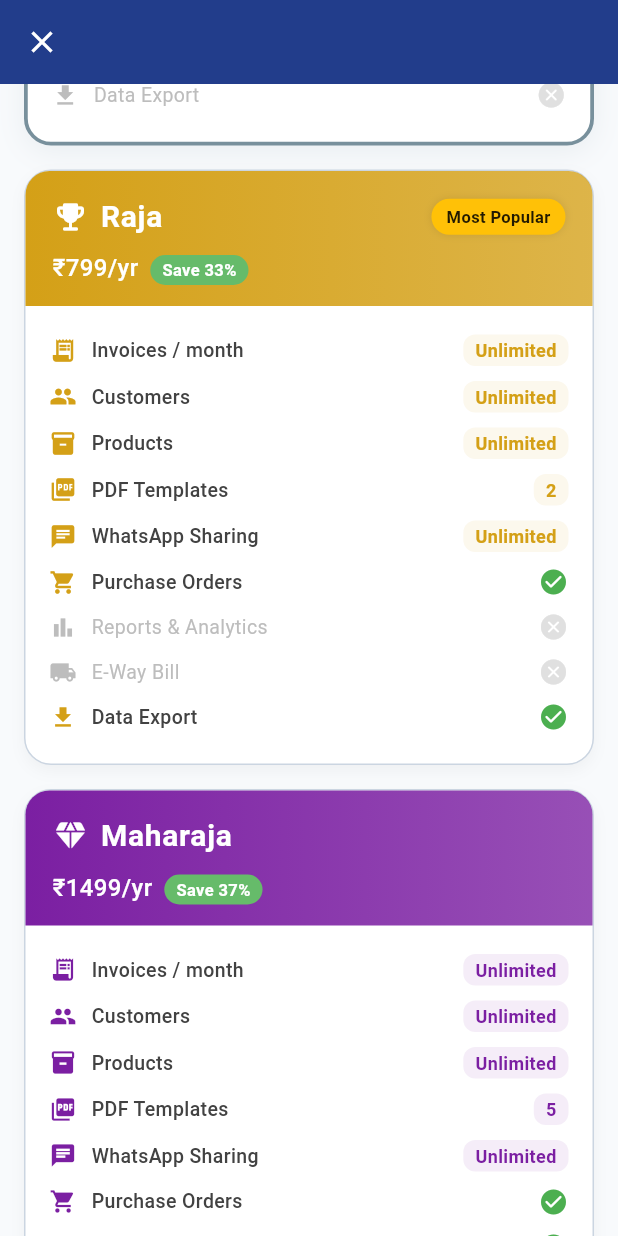
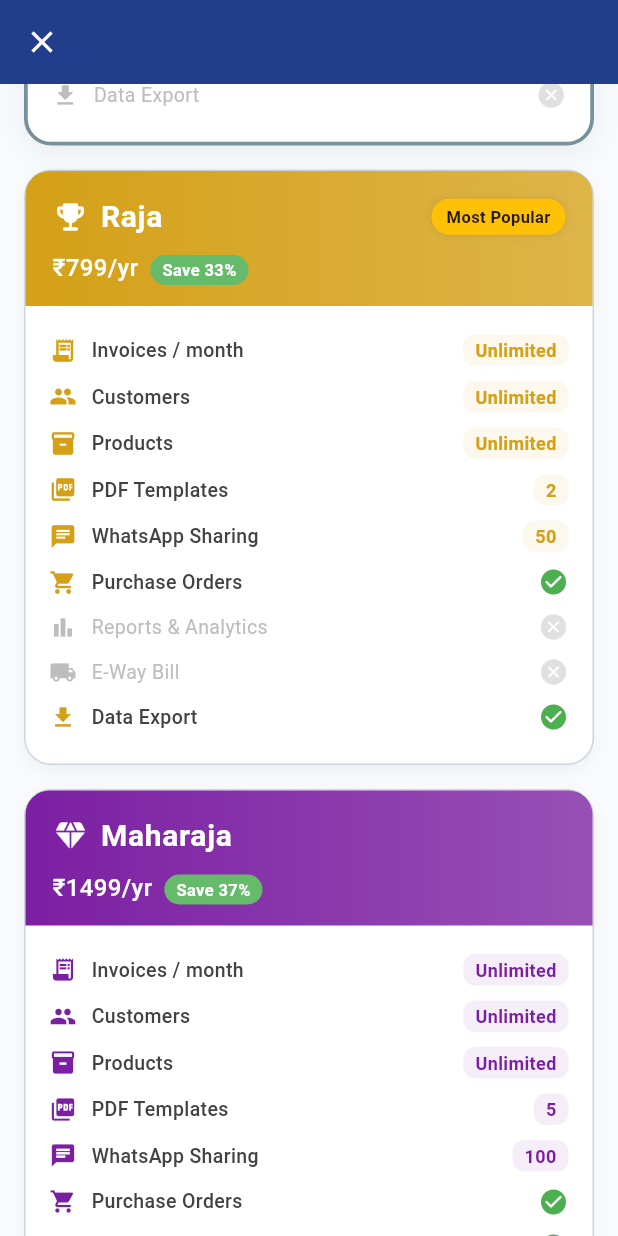
Before and after one commit to luhit123/billsetu, a Flutter app: the UpgradeScreen screen opened directly, scrolled down 576 dp, on a phone screen of 412 x 824 dp. Run offline on Flutter 3.47's test engine with Material 3 defaults, Android fonts, the phone set to English and light mode, and no system bars; our stand-ins replace cloud_firestore, cloud_functions, csv, firebase_auth, firebase_core, firebase_messaging and 7 more; accounts and stored records are empty.

Commit message:
Add King plan and cap WhatsApp shares on Raja/Maharaja
- Raja: WhatsApp capped at 50/month (was unlimited)
- Maharaja: WhatsApp capped at 100/month (was unlimited)
- New King plan (499/mo, 3999/yr): unlimited everything including WhatsApp and all templates
- Upgrade screen: King plan card and CTA added
- PDF templates show Unlimited for King plan
- cheapestPlanFor: unlimited WhatsApp routes to King plan

Co-Authored-By: Claude Sonnet 4.6 <noreply@anthropic.com>

```diff
--- a/lib/screens/upgrade_screen.dart
+++ b/lib/screens/upgrade_screen.dart
@@ -245,6 +245,13 @@ class _UpgradeScreenState extends State<UpgradeScreen>
                     accentColor: _purple,
                     icon: Icons.diamond_rounded,
                     badgeText: null,
+                  ),
+                  const SizedBox(height: 16),
+                  _buildPlanCard(
+                    plan: AppPlan.king,
+                    accentColor: const Color(0xFF0F172A),
+                    icon: Icons.workspace_premium_rounded,
+                    badgeText: 'Everything Unlimited',
                   ),
                   const SizedBox(height: 24),
                   _buildLaunchOfferBanner(),
@@ -637,7 +644,7 @@ class _UpgradeScreenState extends State<UpgradeScreen>
       _FeatureRow(
         icon: Icons.picture_as_pdf,
         label: 'PDF Templates',
-        value: '${limits.maxPdfTemplates}',
+        value: _formatLimit(limits.maxPdfTemplates),
         enabled: true,
       ),
       _FeatureRow(
@@ -804,6 +811,7 @@ class _UpgradeScreenState extends State<UpgradeScreen>
   Widget _buildCtaButtons() {
     final isOnRaja = _currentPlan == AppPlan.raja;
     final isOnMaharaja = _currentPlan == AppPlan.maharaja;
+    final isOnKing = _currentPlan == AppPlan.king;
 
     return Column(
       crossAxisAlignment: CrossAxisAlignment.stretch,
@@ -835,6 +843,20 @@ class _UpgradeScreenState extends State<UpgradeScreen>
           enabled: !isOnMaharaja,
           onPressed:
               isOnMaharaja ? null : () => _handlePurchase(AppPlan.maharaja),
+        ),
+        const SizedBox(height: 12),
+        // King CTA
+        _CtaButton(
+          label: isOnKing
+              ? 'Current Plan \u2014 King'
+              : 'Go King \u2014 ${_ctaPriceLabel(AppPlan.king)}',
+          gradient: const LinearGradient(
+            colors: [Color(0xFF0F172A), Color(0xFF1E293B)],
+          ),
+          shadowColor: const Color(0xFF0F172A),
+          icon: Icons.workspace_premium_rounded,
+          enabled: !isOnKing,
+          onPressed: isOnKing ? null : () => _handlePurchase(AppPlan.king),
         ),
       ],
     );
--- a/lib/services/plan_service.dart
+++ b/lib/services/plan_service.dart
@@ -3,7 +3,7 @@ import 'package:cloud_firestore/cloud_firestore.dart';
 import 'package:firebase_auth/firebase_auth.dart';
 import 'package:shared_preferences/shared_preferences.dart';
 
-enum AppPlan { free, raja, maharaja }
+enum AppPlan { free, raja, maharaja, king }
 
 class PlanLimits {
   final int maxInvoicesPerMonth;
@@ -68,7 +68,7 @@ class PlanService {
       maxCustomers: -1,           // unlimited
       maxProducts: -1,            // unlimited
       maxPdfTemplates: 2,
-      maxWhatsAppSharesPerMonth: -1, // unlimited
+      maxWhatsAppSharesPerMonth: 50,
       hasReports: false,
       hasEwayBill: false,
       hasPurchaseOrders: true,
@@ -83,6 +83,21 @@ class PlanService {
       maxCustomers: -1,           // unlimited
       maxProducts: -1,            // unlimited
       maxPdfTemplates: 5,
+      maxWhatsAppSharesPerMonth: 100,
+      hasReports: true,
+      hasEwayBill: true,
+      hasPurchaseOrders: true,
+      hasDataExport: true,
+    ),
+    AppPlan.king: PlanLimits(
+      name: 'king',
+      displayName: 'King',
+      priceMonthly: 499,
+      priceAnnual: 3999,
+      maxInvoicesPerMonth: -1,    // unlimited
+      maxCustomers: -1,           // unlimited
+      maxProducts: -1,            // unlimited
+      maxPdfTemplates: -1,        // unlimited
       maxWhatsAppSharesPerMonth: -1, // unlimited
       hasReports: true,
       hasEwayBill: true,
@@ -242,14 +257,20 @@ class PlanService {
   /// For upgrade screen — which plan unlocks a feature
   static AppPlan cheapestPlanFor(String feature) {
     switch (feature) {
-      case 'whatsapp':
       case 'purchase_orders':
+      case 'data_export':
+      case 'more_invoices':
+      case 'more_customers':
+      case 'more_products':
         return AppPlan.raja;
       case 'reports':
       case 'eway_bill':
-      case 'data_export':
+      case 'e_way_bill':
       case 'pdf_templates':
         return AppPlan.maharaja;
+      case 'whatsapp':
+      case 'whatsapp_sharing':
+        return AppPlan.king; // unlimited WhatsApp is King-only
       default:
         return AppPlan.raja;
     }
```
Also changed, not shown: lib/screens/template_picker_sheet.dart (+5 -5 lines).
